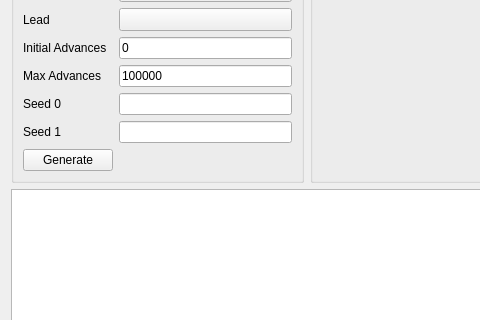
Old version of the form Source/Forms/Gen8/Wild8.ui in the repository Admiral-Fish/PokeFinder; both pictures show x 0 to 480 and y 241 to 561 of the 1200 by 700 pixel window.
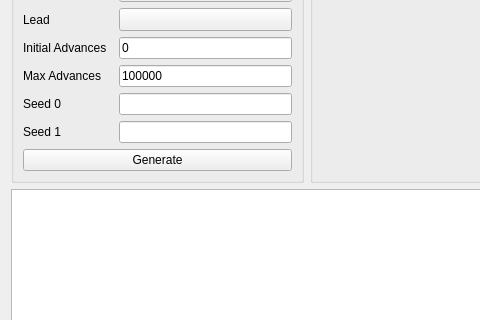
New version of the form. Custom widgets are drawn as their Qt base class.

Commit message: Pass encounter area to generator

Patch:
```diff
--- a/Source/Forms/Gen8/Wild8.ui
+++ b/Source/Forms/Gen8/Wild8.ui
@@ -190,16 +190,6 @@
         </property>
        </widget>
       </item>
-      <item row="11" column="1" colspan="2">
-       <widget class="QPushButton" name="pushButtonGenerate">
-        <property name="enabled">
-         <bool>true</bool>
-        </property>
-        <property name="text">
-         <string>Generate</string>
-        </property>
-       </widget>
-      </item>
       <item row="2" column="1">
        <widget class="QLabel" name="labelTime">
         <property name="sizePolicy">
@@ -307,6 +297,16 @@
       <item row="4" column="3">
        <widget class="ComboBox" name="comboBoxPokemon"/>
       </item>
+      <item row="11" column="1" colspan="3">
+       <widget class="QPushButton" name="pushButtonGenerate">
+        <property name="enabled">
+         <bool>true</bool>
+        </property>
+        <property name="text">
+         <string>Generate</string>
+        </property>
+       </widget>
+      </item>
      </layout>
     </widget>
    </item>
```
Left out of the diff: 6 changed lines with no effect on the pictures. The commit also changes 1 other file.
